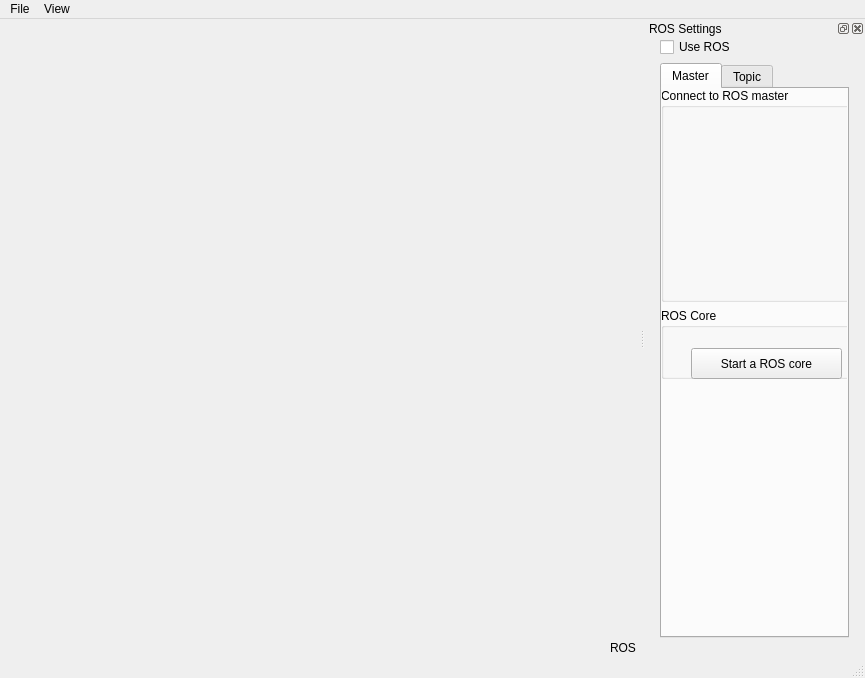
mjhaskell/copter_sim, file src/mainwindow.ui: the form before one commit.
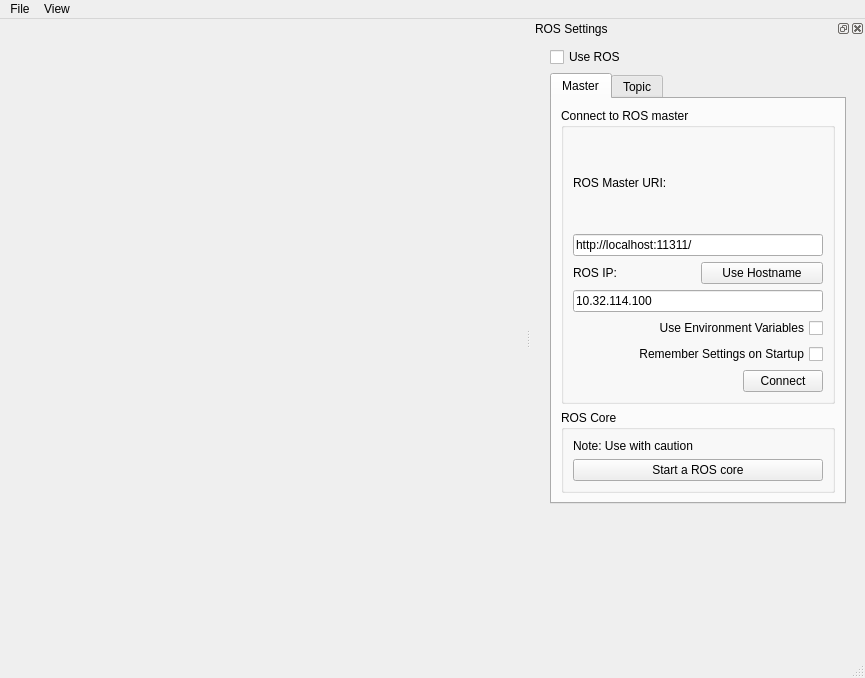
The form after the commit. Icons and pictures are not drawn.

Commit message: ROS master tab function except for saving setting on close

Diff of the .ui file:
```diff
--- a/src/mainwindow.ui
+++ b/src/mainwindow.ui
@@ -80,10 +80,22 @@
   </widget>
   <widget class="QStatusBar" name="statusbar"/>
   <widget class="QDockWidget" name="ros_dock">
+   <property name="sizePolicy">
+    <sizepolicy hsizetype="Minimum" vsizetype="Minimum">
+     <horstretch>0</horstretch>
+     <verstretch>0</verstretch>
+    </sizepolicy>
+   </property>
    <property name="minimumSize">
     <size>
-     <width>220</width>
-     <height>35</height>
+     <width>311</width>
+     <height>500</height>
+    </size>
+   </property>
+   <property name="maximumSize">
+    <size>
+     <width>400</width>
+     <height>1000</height>
     </size>
    </property>
    <property name="windowTitle">
@@ -93,51 +105,9 @@
     <number>2</number>
    </attribute>
    <widget class="QWidget" name="dockWidgetContents">
-    <widget class="QWidget" name="gridLayoutWidget">
-     <property name="geometry">
-      <rect>
-       <x>9</x>
-       <y>-1</y>
-       <width>201</width>
-       <height>601</height>
-      </rect>
-     </property>
-     <layout class="QGridLayout" name="gridLayout" columnstretch="1,30,1">
-      <item row="0" column="1">
-       <widget class="QCheckBox" name="ros_check_box">
-        <property name="text">
-         <string>Use ROS</string>
-        </property>
-       </widget>
-      </item>
-      <item row="1" column="2">
-       <spacer name="horizontalSpacer_2">
-        <property name="orientation">
-         <enum>Qt::Horizontal</enum>
-        </property>
-        <property name="sizeHint" stdset="0">
-         <size>
-          <width>40</width>
-          <height>20</height>
-         </size>
-        </property>
-       </spacer>
-      </item>
-      <item row="1" column="0">
-       <spacer name="horizontalSpacer">
-        <property name="orientation">
-         <enum>Qt::Horizontal</enum>
-        </property>
-        <property name="sizeHint" stdset="0">
-         <size>
-          <width>40</width>
-          <height>20</height>
-         </size>
-        </property>
-       </spacer>
-      </item>
+    <layout class="QGridLayout" name="gridLayout_3" rowstretch="1,3,1" columnstretch="1,30,1">
       <item row="1" column="1">
-       <widget class="QTabWidget" name="tabWidget">
+      <widget class="QTabWidget" name="ros_tab_widget">
         <property name="contextMenuPolicy">
          <enum>Qt::PreventContextMenu</enum>
         </property>
@@ -151,48 +121,143 @@
          <attribute name="title">
           <string>Master</string>
          </attribute>
-         <widget class="QWidget" name="verticalLayoutWidget">
-          <property name="geometry">
-           <rect>
-            <x>-1</x>
-            <y>-1</y>
-            <width>201</width>
-            <height>291</height>
-           </rect>
-          </property>
-          <layout class="QGridLayout" name="gridLayout_2" rowstretch="3,1" rowminimumheight="0,0">
-           <item row="0" column="0">
-            <widget class="QGroupBox" name="groupBox">
+        <layout class="QGridLayout" name="gridLayout_4" rowstretch="0,5,1">
+         <item row="1" column="0">
+          <widget class="QGroupBox" name="master_group">
              <property name="title">
               <string>Connect to ROS master</string>
              </property>
-            </widget>
-           </item>
-           <item row="1" column="0">
-            <widget class="QGroupBox" name="groupBox_2">
+           <layout class="QGridLayout" name="gridLayout">
+            <item row="1" column="0" colspan="2">
+             <widget class="QLineEdit" name="master_line_edit">
+              <property name="statusTip">
+               <string>Specify the ROS_MASTER_URI</string>
+              </property>
+              <property name="text">
+               <string>http://localhost:11311/</string>
+              </property>
+             </widget>
+            </item>
+            <item row="8" column="0">
+             <spacer name="horizontalSpacer_3">
+              <property name="orientation">
+               <enum>Qt::Horizontal</enum>
+              </property>
+              <property name="sizeHint" stdset="0">
+               <size>
+                <width>40</width>
+                <height>20</height>
+               </size>
+              </property>
+             </spacer>
+            </item>
+            <item row="0" column="0" colspan="2">
+             <widget class="QLabel" name="label_2">
+              <property name="text">
+               <string>ROS Master URI:</string>
+              </property>
+             </widget>
+            </item>
+            <item row="5" column="0" colspan="2">
+             <widget class="QLineEdit" name="host_line_edit">
+              <property name="statusTip">
+               <string>Specify ROS_IP/ROS_HOSTNAME</string>
+              </property>
+              <property name="text">
+               <string>10.32.114.100</string>
+              </property>
+             </widget>
+            </item>
+            <item row="8" column="1">
+             <widget class="QPushButton" name="master_connect_button">
+              <property name="statusTip">
+               <string>Connect to ROS master with given settings</string>
+              </property>
+              <property name="text">
+               <string>Connect</string>
+              </property>
+             </widget>
+            </item>
+            <item row="7" column="0" colspan="2">
+             <widget class="QCheckBox" name="remember_check_box">
+              <property name="layoutDirection">
+               <enum>Qt::RightToLeft</enum>
+              </property>
+              <property name="text">
+               <string>Remember Settings on Startup</string>
+              </property>
+             </widget>
+            </item>
+            <item row="6" column="0" colspan="2">
+             <widget class="QCheckBox" name="use_env_check_box">
+              <property name="statusTip">
+               <string>Use system environment variables for ROS_MASTER_URI and ROS_IP/ROS_HOSTNAME</string>
+              </property>
+              <property name="layoutDirection">
+               <enum>Qt::RightToLeft</enum>
+              </property>
+              <property name="text">
+               <string>Use Environment Variables</string>
+              </property>
+             </widget>
+            </item>
+            <item row="2" column="0" colspan="2">
+             <layout class="QHBoxLayout" name="horizontalLayout">
+              <item>
+               <widget class="QLabel" name="ip_label">
+                <property name="text">
+                 <string>ROS IP:</string>
+                </property>
+               </widget>
+              </item>
+              <item>
+               <widget class="QPushButton" name="ip_button">
+                <property name="statusTip">
+                 <string>Toggle use of ROS_IP/ROS_HOSTNAME</string>
+                </property>
+                <property name="text">
+                 <string>Use Hostname</string>
+                </property>
+               </widget>
+              </item>
+             </layout>
+            </item>
+           </layout>
+          </widget>
+         </item>
+         <item row="2" column="0">
+          <widget class="QGroupBox" name="core_group">
              <property name="enabled">
               <bool>true</bool>
              </property>
              <property name="title">
               <string>ROS Core</string>
              </property>
+           <layout class="QVBoxLayout" name="verticalLayout">
+            <item>
+             <widget class="QLabel" name="label">
+              <property name="text">
+               <string>Note: Use with caution</string>
+              </property>
+              <property name="wordWrap">
+               <bool>true</bool>
+              </property>
+             </widget>
+            </item>
+            <item>
              <widget class="QPushButton" name="roscore_button">
-              <property name="geometry">
-               <rect>
-                <x>30</x>
-                <y>40</y>
-                <width>151</width>
-                <height>31</height>
-               </rect>
+              <property name="statusTip">
+               <string>Same as running &quot;roscore&quot; in terminal</string>
               </property>
               <property name="text">
                <string>Start a ROS core</string>
               </property>
              </widget>
-            </widget>
            </item>
           </layout>
          </widget>
+         </item>
+        </layout>
         </widget>
         <widget class="QWidget" name="topic_tab">
          <attribute name="title">
@@ -201,8 +266,56 @@
         </widget>
        </widget>
       </item>
-     </layout>
-    </widget>
+     <item row="0" column="1">
+      <widget class="QCheckBox" name="ros_check_box">
+       <property name="statusTip">
+        <string>Simulation will use ROS when checked</string>
+       </property>
+       <property name="text">
+        <string>Use ROS</string>
+       </property>
+      </widget>
+     </item>
+     <item row="1" column="2">
+      <spacer name="horizontalSpacer_2">
+       <property name="orientation">
+        <enum>Qt::Horizontal</enum>
+       </property>
+       <property name="sizeHint" stdset="0">
+        <size>
+         <width>40</width>
+         <height>20</height>
+        </size>
+       </property>
+      </spacer>
+     </item>
+     <item row="1" column="0">
+      <spacer name="horizontalSpacer">
+       <property name="orientation">
+        <enum>Qt::Horizontal</enum>
+       </property>
+       <property name="sizeHint" stdset="0">
+        <size>
+         <width>40</width>
+         <height>20</height>
+        </size>
+       </property>
+      </spacer>
+     </item>
+     <item row="2" column="1">
+      <spacer name="verticalSpacer">
+       <property name="orientation">
+        <enum>Qt::Vertical</enum>
+       </property>
+       <property name="sizeHint" stdset="0">
+        <size>
+         <width>20</width>
+         <height>40</height>
+        </size>
+       </property>
+      </spacer>
+     </item>
+    </layout>
    </widget>
   </widget>
   <action name="start">
```
Lines whose indentation alone changed are shown as unchanged. The commit also changes 4 other files.
